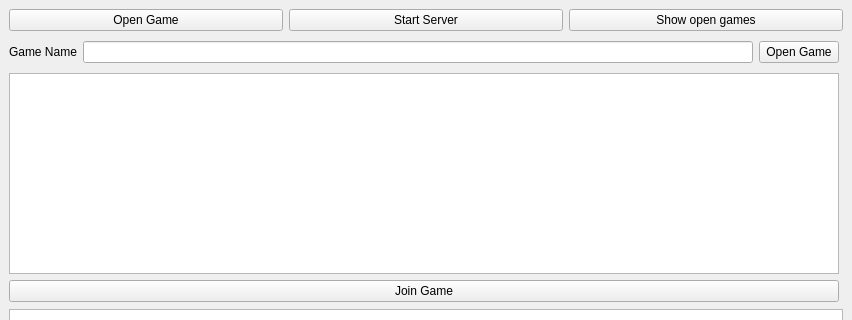
Qt form PyQt_Gui/Snake_main_window.ui (CarstenGorkow/PySnake_by_carsten) before a commit; both pictures show x 0 to 852 and y 0 to 320 of the 852 by 531 pixel window.
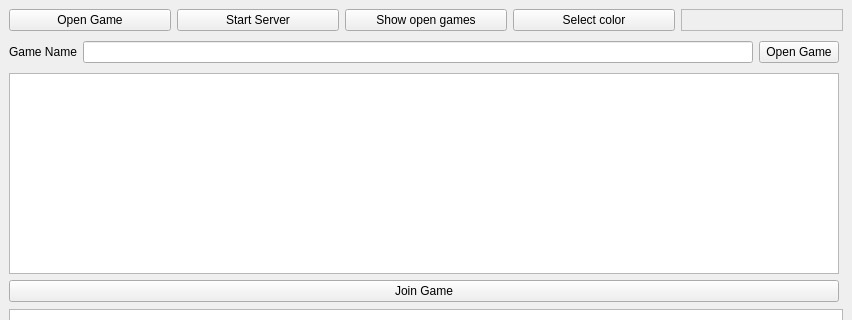
The same form after that commit.

Commit message: - Closing errors on server client connection - Color selection of the player - handling mulitple player in the game - check for intersection - food intersection and player growth

```diff
--- a/PyQt_Gui/Snake_main_window.ui
+++ b/PyQt_Gui/Snake_main_window.ui
@@ -46,6 +46,26 @@
           </property>
          </widget>
         </item>
+        <item>
+         <widget class="QPushButton" name="push_button_color_select">
+          <property name="text">
+           <string>Select color</string>
+          </property>
+         </widget>
+        </item>
+        <item>
+         <widget class="QFrame" name="color_frame">
+          <property name="frameShape">
+           <enum>QFrame::StyledPanel</enum>
+          </property>
+          <property name="frameShadow">
+           <enum>QFrame::Raised</enum>
+          </property>
+          <property name="lineWidth">
+           <number>2</number>
+          </property>
+         </widget>
+        </item>
        </layout>
       </item>
      </layout>
```
Left out of the diff: 6 changed lines with no effect on the pictures. The commit also changes 52 other files.
